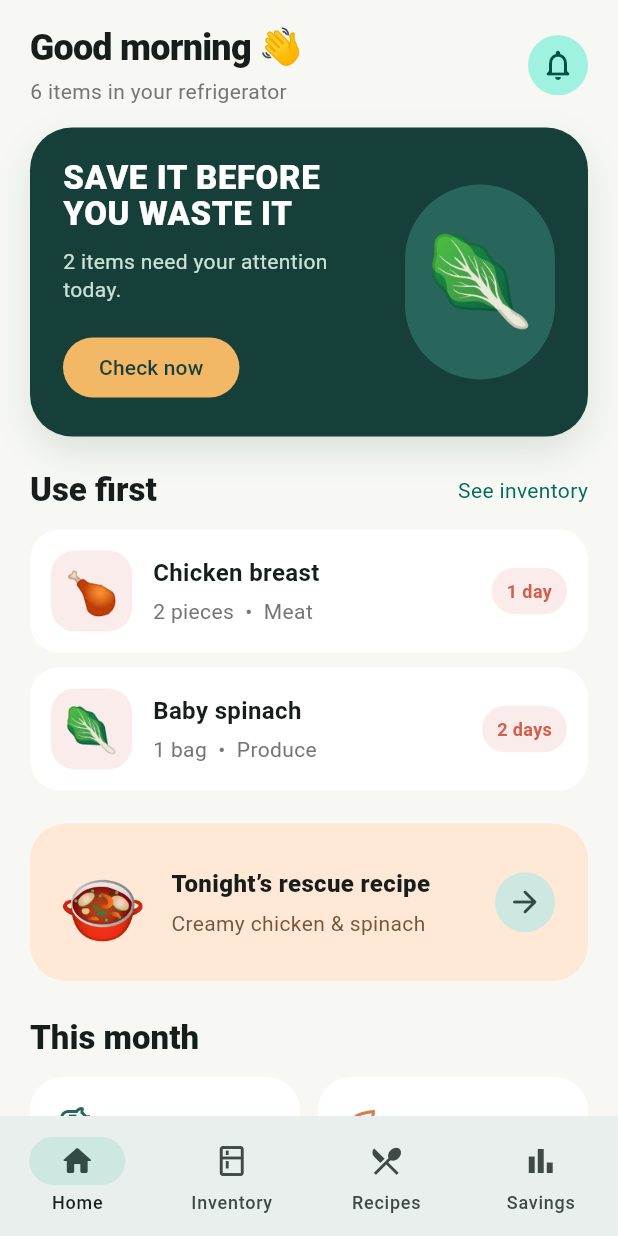
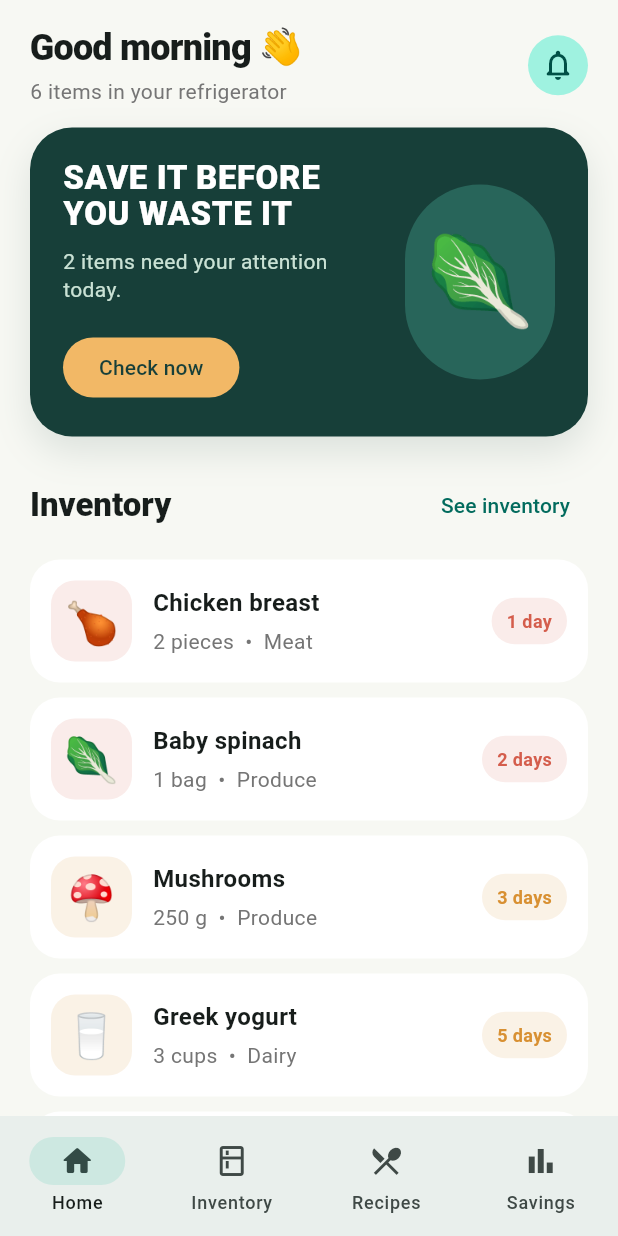
Before and after one commit to Megurni/Smartify-fridge, a Flutter app: the screen it shows after launch, on a phone screen of 412 x 824 dp. Run offline on Flutter 3.47's test engine with Material 3 defaults, Android fonts, the phone set to English and light mode, and no system bars.

Commit message:
update home page

```diff
--- a/lib/pages/home_page.dart
+++ b/lib/pages/home_page.dart
@@ -22,7 +22,8 @@ class HomePage extends StatelessWidget {
         SliverToBoxAdapter(
           child: PageHeader(
             title: 'Good morning 👋',
-            subtitle: '${foods.length} items in your refrigerator',
+            subtitle:
+                '${foods.length} ${foods.length == 1 ? 'item' : 'items'} in your refrigerator',
             trailing: CircleAvatar(
               backgroundColor: Theme.of(context).colorScheme.primaryContainer,
               child: const Icon(Icons.notifications_none_rounded),
@@ -35,19 +36,21 @@ class HomePage extends StatelessWidget {
             children: [
               _HeroCard(urgentCount: urgent.length, onTap: onViewInventory),
               const SizedBox(height: 22),
-              const _SectionTitle(title: 'Use first', action: 'See inventory'),
+              _SectionTitle(
+                title: 'Inventory',
+                action: 'See inventory',
+                onAction: onViewInventory,
+              ),
               const SizedBox(height: 12),
-              if (urgent.isEmpty)
-                const _EmptyCard(message: 'Nothing urgent — great job!')
+              if (foods.isEmpty)
+                const _EmptyCard(message: 'No food in your refrigerator yet')
               else
-                ...urgent
-                    .take(2)
-                    .map(
-                      (food) => Padding(
-                        padding: const EdgeInsets.only(bottom: 10),
-                        child: FoodTile(food: food),
-                      ),
-                    ),
+                ...foods.map(
+                  (food) => Padding(
+                    padding: const EdgeInsets.only(bottom: 10),
+                    child: FoodTile(food: food),
+                  ),
+                ),
               const SizedBox(height: 12),
               _RecipeSpotlight(onTap: onViewRecipes),
               const SizedBox(height: 24),
--- a/lib/pages/inventory_page.dart
+++ b/lib/pages/inventory_page.dart
@@ -22,7 +22,7 @@ class _InventoryPageState extends State<InventoryPage> {
       children: [
         const PageHeader(
           title: 'My refrigerator',
-          subtitle: 'Tap an item to update its status',
+          subtitle: 'Soonest expiry first • Tap an item to update its status',
         ),
         SizedBox(
           height: 44,
--- a/lib/widgets/common_widgets.dart
+++ b/lib/widgets/common_widgets.dart
@@ -42,10 +42,11 @@ class PageHeader extends StatelessWidget {
 }
 
 class _SectionTitle extends StatelessWidget {
-  const _SectionTitle({required this.title, this.action});
+  const _SectionTitle({required this.title, this.action, this.onAction});
 
   final String title;
   final String? action;
+  final VoidCallback? onAction;
 
   @override
   Widget build(BuildContext context) {
@@ -60,10 +61,7 @@ class _SectionTitle extends StatelessWidget {
           ),
         ),
         if (action != null)
-          Text(
-            action!,
-            style: TextStyle(color: Theme.of(context).colorScheme.primary),
-          ),
+          TextButton(onPressed: onAction, child: Text(action!)),
       ],
     );
   }
```
Also changed, not shown: lib/app_shell.dart (+7 -1 lines), 1 other file.
